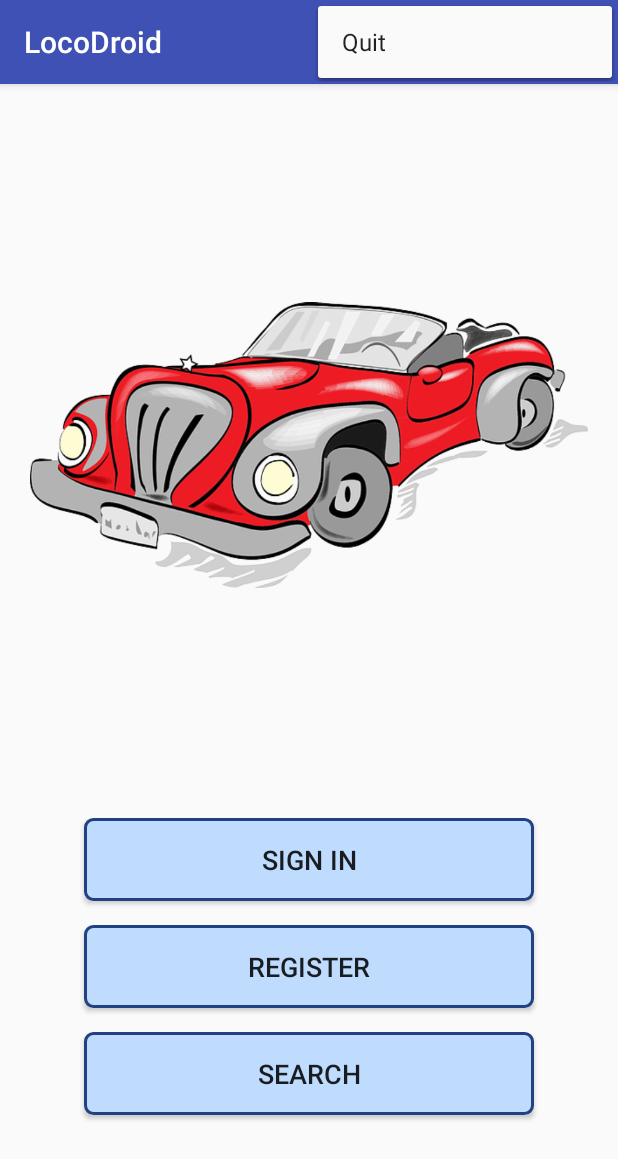
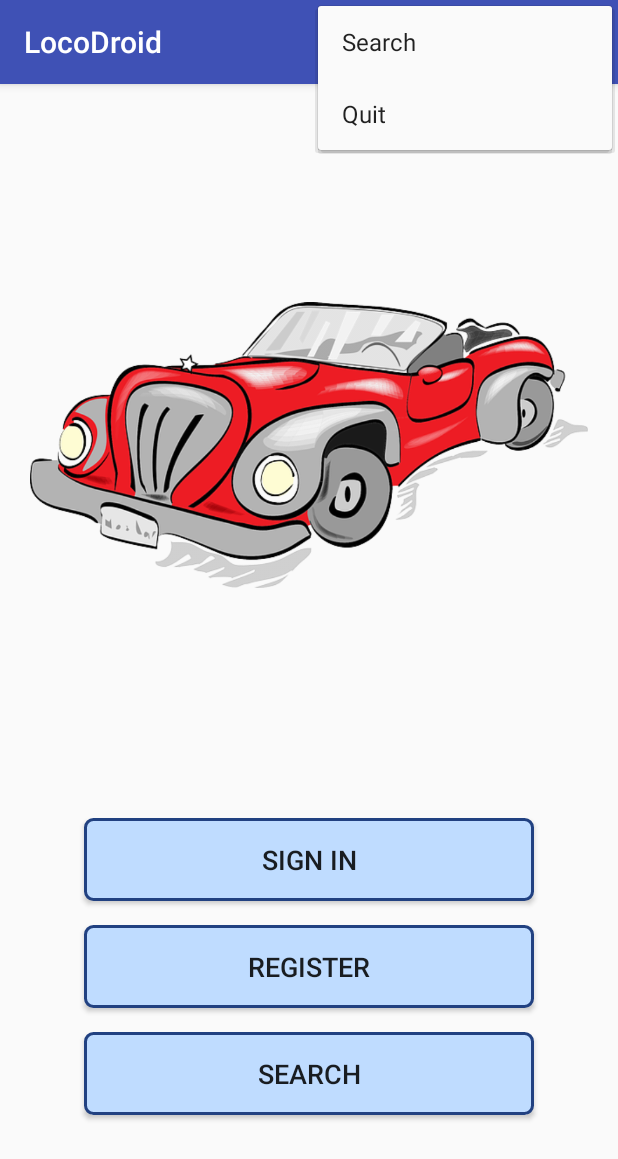
Before and after one commit to nmalesic/LocoDroid, an Android app: the screen it shows after launch (MainActivity), with the options menu open, on a phone screen of 412 x 824 dp. Shown: the top 1159 px of the screen. Run offline under Robolectric (Android 15) with nearby library versions, the phone set to English and light mode, and no system bars.

Commit message:
modif pour demo

```diff
--- a/app/src/main/java/com/bl/locodroid/MainActivity.java
+++ b/app/src/main/java/com/bl/locodroid/MainActivity.java
@@ -80,7 +80,7 @@ public class MainActivity extends MenuActivity {
         menu.findItem(R.id.menu_disconnect).setVisible(false);
         menu.findItem(R.id.menu_profile).setVisible(false);
         menu.findItem(R.id.menu_register).setVisible(false);
-        menu.findItem(R.id.menu_search).setVisible(false);
+        //menu.findItem(R.id.menu_search).setVisible(false);
         menu.findItem(R.id.menu_about).setShowAsAction(MenuItem.SHOW_AS_ACTION_ALWAYS);
 
         return true;
--- a/app/src/main/res/menu/main_menu.xml
+++ b/app/src/main/res/menu/main_menu.xml
@@ -23,7 +23,6 @@
         android:icon="@mipmap/ic_action_search"
         app:showAsAction="ifRoom"
         android:title="@string/action_search"/>
-    <group android:id="@+id/connect_group">
     <item
         android:id="@+id/menu_connect"
         android:orderInCategory="100"
@@ -32,6 +31,7 @@
         android:visible="true"
         android:title="@string/action_sign_in"/>
 
+    <group android:id="@+id/connect_group">
     <item
         android:id="@+id/menu_profile"
         android:orderInCategory="100"
```
Also changed, not shown: app/src/main/java/com/bl/locodroid/MapsActivity.java (+1 -7 lines), app/src/main/res/layout/activity_userlist.xml (+5 -7 lines).
